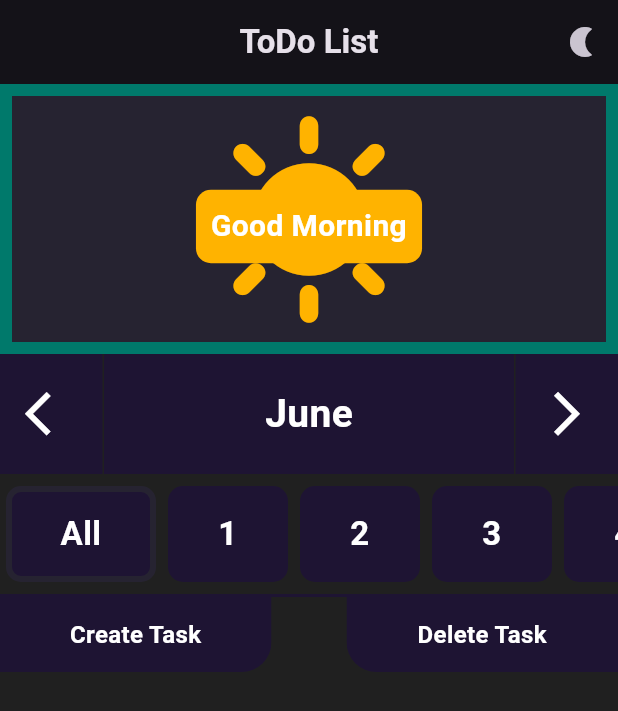
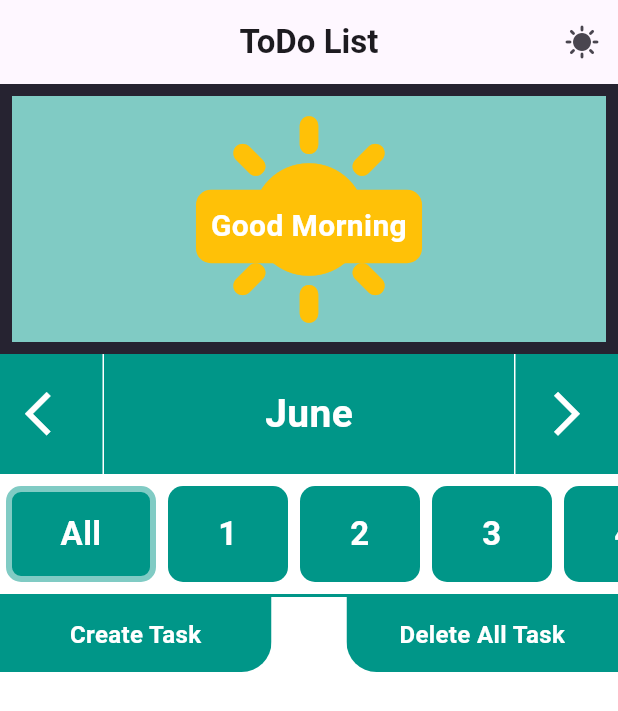
Before and after one commit to tmbmnadim/ToDo-List, a Flutter app: the screen it shows after launch, after a tap on the "arrow forward ios" icon, on a phone screen of 412 x 824 dp. Shown: the top 711 px of the screen. Run offline on Flutter 3.47's test engine with Material 3 defaults, Android fonts, the phone set to English and light mode, and no system bars; our stand-ins replace flutter_easyloading, flutter_riverpod, hive, hive_flutter; accounts and stored records are empty.

Commit message:
Task Creation and Update

```diff
--- a/lib/Services/task_services.dart
+++ b/lib/Services/task_services.dart
@@ -23,8 +23,9 @@ class TaskServices {
     Box taskBox = await Hive.openBox<TaskModel>("tasks");
 
     await taskBox.put(task.creationTime.toString(), task).then((value) {
-      Future.delayed(const Duration(seconds: 1))
-          .then((value) => EasyLoading.dismiss());
+      Future.delayed(const Duration(seconds: 1)).then((value) {
+        EasyLoading.dismiss();
+      });
     });
   }
 
--- a/lib/Services/theme_services.dart
+++ b/lib/Services/theme_services.dart
@@ -6,14 +6,14 @@ class ThemeServices {
   ThemeServices();
 
   Future<ThemeMode> getTheme() async {
-    ThemeMode themeMode = ThemeMode.dark;
+    ThemeMode themeMode = ThemeMode.system;
     try {
       Box taskBox = await Hive.openBox<String>("theme");
 
-      String themeModeString = taskBox.get("themeMode");
-      if (themeModeString == "light") {
+      String? themeModeString = await taskBox.get("themeMode");
+      if (themeModeString != null && themeModeString == "light") {
         themeMode = ThemeMode.light;
-      } else if (themeModeString == "dark") {
+      } else if (themeModeString != null && themeModeString == "dark") {
         themeMode = ThemeMode.dark;
       }
     } catch (e) {
--- a/lib/State/task_state.dart
+++ /dev/null
@@ -1,16 +0,0 @@
-import 'package:flutter_riverpod/flutter_riverpod.dart';
-import 'package:todolist/Models/task_model.dart';
-import 'package:todolist/Services/task_services.dart';
-
-final FutureProvider<List<TaskModel>> taskStateGetTasks =
-    FutureProvider<List<TaskModel>>(
-        (ref) async => await TaskServices().getTasksLocal());
-
-taskStateCreateTask(TaskModel task) =>
-    FutureProvider((ref) => TaskServices().createTaskLocal(task));
-
-taskStateDeleteTask(TaskModel task) =>
-    FutureProvider((ref) => TaskServices().deleteTaskLocal(task));
-
-taskStateDeleteListTask(List<TaskModel> tasks) =>
-    FutureProvider((ref) => TaskServices().deleteListTaskLocal(tasks));
--- a/lib/View/Home/homepage.dart
+++ b/lib/View/Home/homepage.dart
@@ -2,12 +2,11 @@ import 'package:flutter/material.dart';
 import 'package:flutter_riverpod/flutter_riverpod.dart';
 import 'package:intl/intl.dart';
 import 'package:todolist/Models/task_model.dart';
-import 'package:todolist/State/theme_notifier.dart';
+import 'package:todolist/View%20Model/theme_notifier.dart';
 import 'package:todolist/View/create_new_task.dart';
-import 'package:todolist/View/widgets/custom_text_button.dart';
 import 'package:todolist/View/widgets/delete_task_dialog.dart';
-import '../../State/date_state.dart';
-import '../../State/task_state.dart';
+import '../../View Model/date_state.dart';
+import '../../View Model/task_state.dart';
 import '../widgets/animated_welcome_bar.dart';
 import '../widgets/create_delete_task_buttons.dart';
 import '../widgets/custom_methods.dart';
@@ -21,10 +20,8 @@ class Homepage extends ConsumerWidget {
   @override
   Widget build(BuildContext context, WidgetRef ref) {
     Size scrSize = MediaQuery.of(context).size;
-    List<TaskModel> allTasks = [];
 
-    DateTime selectedDate = ref.watch(dateState);
-    AsyncValue<List<TaskModel>> allTaskListener = ref.watch(taskStateGetTasks);
+    List<TaskModel> allTasksAre = ref.watch(taskNotifier);
 
     DateTimeState dateTimeStateController = ref.read(dateState.notifier);
     return Scaffold(
@@ -75,7 +72,7 @@ class Homepage extends ConsumerWidget {
             ),
             MonthViewer(
               height: 80,
-              monthText: DateFormat("LLLL").format(selectedDate),
+              monthText: DateFormat("LLLL").format(ref.watch(dateState)),
               color: Theme.of(context).primaryColor,
               width: scrSize.width,
               onLeft: () {
@@ -90,12 +87,16 @@ class Homepage extends ConsumerWidget {
               width: scrSize.width,
               color: Theme.of(context).primaryColor,
               borderColor: Theme.of(context).primaryColorLight,
-              daysInMonth: getDaysInMonth(selectedDate),
+              daysInMonth: getDaysInMonth(ref.watch(dateState)),
               onTap: (index) {
                 if (index != 0) {
                   dateTimeStateController.selectDay(index);
+                  ref
+                      .read(taskNotifier.notifier)
+                      .getTasksOfDateLocalNotifier(ref.watch(dateState));
                 } else {
                   dateTimeStateController.selectDay(DateTime.now().day);
+                  ref.read(taskNotifier.notifier).getTasksLocalNotifier();
                 }
               },
             ),
@@ -107,21 +108,8 @@ class Homepage extends ConsumerWidget {
             Expanded(
               child: Stack(
                 children: [
-                  allTaskListener.when(
-                    data: (allTasksAre) {
-                      if (selectedDate.isAfter(DateTime.now())) {
-                        allTasks.addAll(
-                          allTasksAre.where(
-                            (element) => DateTime.fromMillisecondsSinceEpoch(
-                                    element.dueDate)
-                                .isAfter(selectedDate),
-                          ),
-                        );
-                      } else {
-                        allTasks.addAll(allTasksAre);
-                      }
-                      return ListView.builder(
-                        itemCount: allTasks.length + 1,
+                  ListView.builder(
+                    itemCount: allTasksAre.length + 1,
                     shrinkWrap: true,
                     itemBuilder: (context, index) {
                       if (index == 0) {
@@ -130,33 +118,17 @@ class Homepage extends ConsumerWidget {
                         return Padding(
                           padding: const EdgeInsets.all(8.0),
                           child: TaskTile(
-                                title: allTasks[index - 1].title,
-                                details: allTasks[index - 1].details,
-                                creationTime:
-                                    DateTime.fromMicrosecondsSinceEpoch(
-                                        allTasks[index - 1].creationTime),
+                            title: allTasksAre[index - 1].title,
+                            details: allTasksAre[index - 1].details,
+                            creationTime: DateTime.fromMicrosecondsSinceEpoch(
+                                allTasksAre[index - 1].creationTime),
                             dueDate: DateTime.fromMicrosecondsSinceEpoch(
-                                    allTasks[index - 1].dueDate),
-                                pinned: allTasks[index - 1].pinned,
-                                isOnline: allTasks[index - 1].isOnline,
+                                allTasksAre[index - 1].dueDate),
+                            pinned: allTasksAre[index - 1].pinned,
+                            isOnline: allTasksAre[index - 1].isOnline,
                           ),
                         );
                       }
-                        },
-                      );
-                    },
-                    error: (error, s) {
-                      return Center(
-                        child: Text(
-                          error.toString(),
-                          style: Theme.of(context).textTheme.bodyLarge,
-                        ),
-                      );
-                    },
-                    loading: () {
-                      return const Center(
-                        child: CircularProgressIndicator(),
-                      );
                     },
                   ),
                   CreateDeleteTaskButtons(
@@ -175,7 +147,10 @@ class Homepage extends ConsumerWidget {
                         builder: (context) {
                           return DeleteTaskDialog(
                             onDelete: () {
-                              ref.read(taskStateDeleteListTask(allTasks));
+                              ref
+                                  .read(taskNotifier.notifier)
+                                  .deleteListTaskLocalNotifier(allTasksAre);
+                              Navigator.pop(context);
                             },
                           );
                         },
@@ -190,4 +165,18 @@ class Homepage extends ConsumerWidget {
       ),
     );
   }
+
+  List<TaskModel> taskOfDate(
+      DateTime selectedDate, List<TaskModel> allTasksAre) {
+    if (selectedDate.isAfter(DateTime.now())) {
+      return allTasksAre
+          .where(
+            (element) => DateTime.fromMillisecondsSinceEpoch(element.dueDate)
+                .isAfter(selectedDate),
+          )
+          .toList();
+    } else {
+      return allTasksAre;
     }
+  }
+}
--- a/lib/View/widgets/create_delete_task_buttons.dart
+++ b/lib/View/widgets/create_delete_task_buttons.dart
@@ -44,7 +44,7 @@ class CreateDeleteTaskButtons extends StatelessWidget {
           const SizedBox(width: 50),
           Expanded(
             child: CustomTextButton(
-              text: "Delete Task",
+              text: "Delete All Task",
               color: color,
               borderRadiusValue: const BorderRadius.only(
                 bottomLeft: Radius.circular(20),
--- a/lib/main.dart
+++ b/lib/main.dart
@@ -2,8 +2,8 @@ import 'package:flutter/material.dart';
 import 'package:flutter_easyloading/flutter_easyloading.dart';
 import 'package:flutter_riverpod/flutter_riverpod.dart';
 import 'package:hive_flutter/hive_flutter.dart';
-import 'package:todolist/State/task_state.dart';
-import 'package:todolist/State/theme_notifier.dart';
+import 'package:todolist/View%20Model/task_state.dart';
+import 'package:todolist/View%20Model/theme_notifier.dart';
 
 import 'Models/task_model.dart';
 import 'View/Home/homepage.dart';
@@ -27,13 +27,16 @@ class ToDoList extends ConsumerStatefulWidget {
 
 class _ToDoListState extends ConsumerState<ToDoList> {
   bool isFirstTime = true;
+
+  @override
+  void initState() {
+    super.initState();
+    ref.read(themeNotifier.notifier).getTheme();
+    ref.read(taskNotifier.notifier).getTasksLocalNotifier();
+  }
+
   @override
   Widget build(BuildContext context) {
-    if (isFirstTime) {
-      ref.read(themeNotifier.notifier).getTheme();
-      ref.read(taskStateGetTasks);
-      isFirstTime = false;
-    }
     ThemeMode themeMode = ref.watch(themeNotifier);
     return MaterialApp(
       debugShowCheckedModeBanner: false,
```
Also changed, not shown: lib/View Model/task_state.dart (added, +43 -0 lines), lib/View/create_new_task.dart (+7 -4 lines), lib/View/widgets/task_tile.dart (+20 -5 lines), lib/View Model/date_state.dart (renamed from lib/State/date_state.dart), lib/View Model/theme_notifier.dart (renamed from lib/State/theme_notifier.dart). Lines whose indentation alone changed are shown as unchanged.
